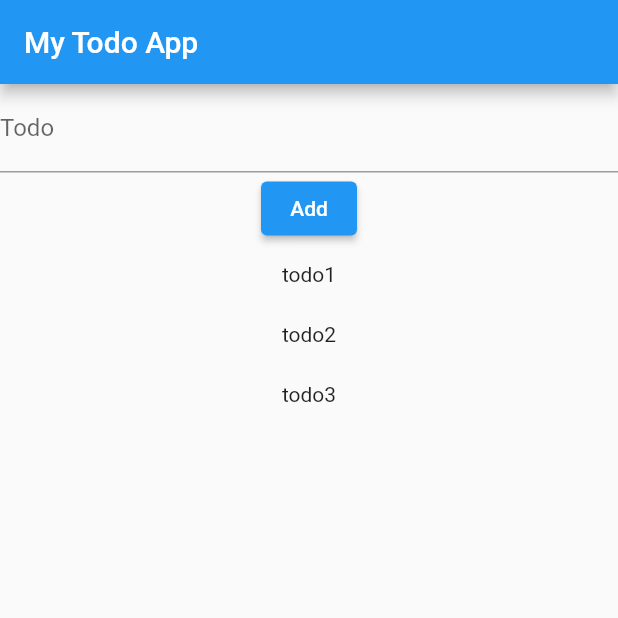
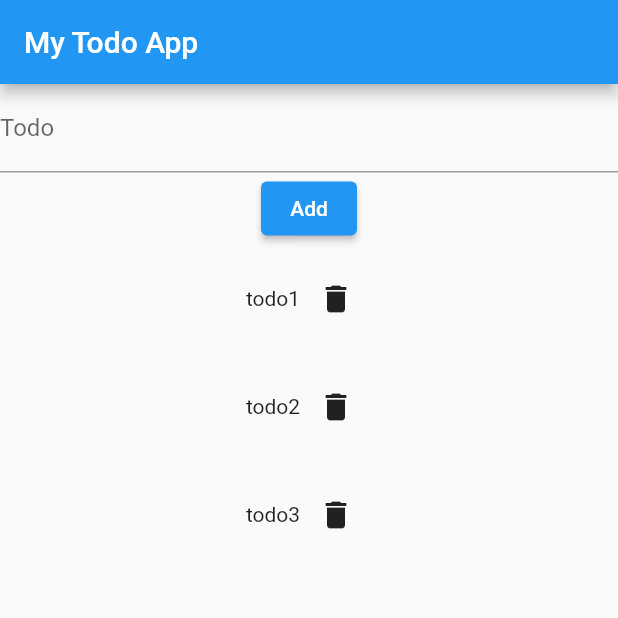
Before and after one commit to K-Sato1995/flutter_play_ground, a Flutter app: the screen it shows after launch, on a phone screen of 412 x 824 dp, the top half of it. Run offline on Flutter 3.47's test engine with Material 2 defaults, Android fonts, the phone set to English and light mode, and no system bars.

Commit message:
Make items removable

```diff
--- a/lib/main.dart
+++ b/lib/main.dart
@@ -54,18 +54,27 @@ class _TodoState extends State<Todo> {
         ],
       ),
       SingleChildScrollView(
-          child: Column(
-              children: [...todoList.map((item) => todoItem(item)).toList()]))
+          child: Column(children: [
+        ...todoList.map((item) => todoItem(item, removeItem)).toList()
+      ]))
     ]);
+  }
+
+  removeItem(todo) {
+    setState(() => {todoList.remove(todo)});
   }
 }
 
-Widget todoItem(String item) {
+Widget todoItem(String item, removeItem) {
   return Container(
       decoration: BoxDecoration(
           // border: Border.all(color: Colors.black),
           ),
       margin: const EdgeInsets.all(10.0),
       padding: const EdgeInsets.all(2),
-      child: Text(item));
+      child: Row(mainAxisAlignment: MainAxisAlignment.center, children: [
+        Text(item),
+        IconButton(
+            icon: Icon(Icons.delete), onPressed: () => {removeItem(item)})
+      ]));
 }
```
